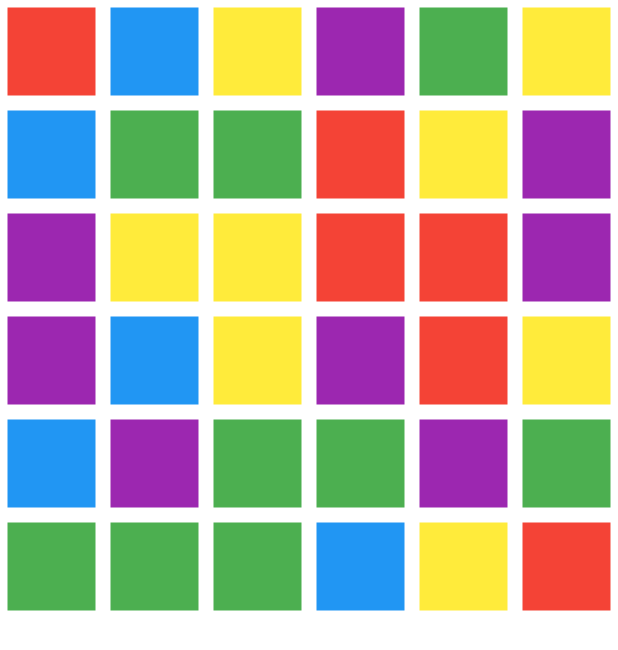
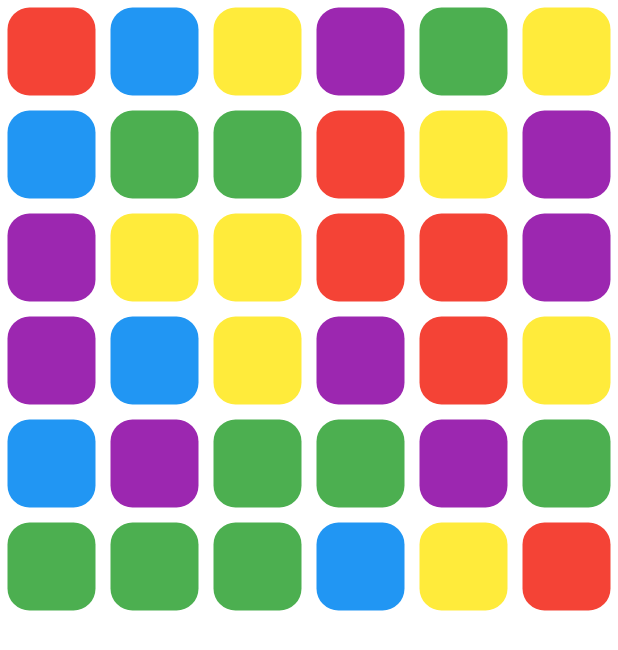
Before and after one commit to blazer82/match-three, a Flutter app: the screen it shows after launch, on a phone screen of 412 x 824 dp. Shown: the top 650 px of the screen. Run offline on Flutter 3.47's test engine with Material 2 defaults, Android fonts, the light colour scheme and no system bars.

Commit message:
Add basic animation to tile switching

```diff
--- a/lib/ui/game_board.dart
+++ b/lib/ui/game_board.dart
@@ -1,5 +1,6 @@
 import 'dart:math';
 
+import 'package:collection/collection.dart';
 import 'package:flutter/material.dart';
 
 const rows = 6;
@@ -16,7 +17,7 @@ class _GameBoardState extends State<GameBoard> {
   List<int> _board = List.filled(rows * cols, 0);
   Offset _dragStart = Offset.zero;
   Offset _dragDelta = Offset.zero;
-  bool _boardInteractive = true;
+  List<int> _currentAnimation = [];
 
   @override
   void initState() {
@@ -26,27 +27,56 @@ class _GameBoardState extends State<GameBoard> {
     _board = _board.map((_) => randGen.nextInt(5)).toList(growable: false);
   }
 
-  Widget _mapRow({required int row}) {
+  Widget _mapBoardToTiles(int index, int color) {
     const padding = 5.0;
     final size = (MediaQuery.of(context).size.width / cols) - (2 * padding);
+    final position = _getLocalPositionFromTileIndex(index);
 
-    return Row(
-      children: _board
-          .getRange(row * cols, row * cols + cols)
-          .map((item) => Padding(
+    final tileElement = Padding(
       padding: const EdgeInsets.all(padding),
       child: Container(
-                  color: _mapColor(index: item),
+        decoration: BoxDecoration(
+          color: _mapColor(color),
+          borderRadius: BorderRadius.circular(size / 4),
+        ),
         height: size,
         width: size,
       ),
-              ))
-          .toList(growable: false),
+    );
+
+    if (_currentAnimation.contains(index)) {
+      final otherIndex =
+          _currentAnimation.firstWhere((element) => element != index);
+
+      final otherPosition = _getLocalPositionFromTileIndex(otherIndex);
+
+      return TweenAnimationBuilder(
+          tween: Tween<Offset>(begin: otherPosition, end: position),
+          duration: kThemeChangeDuration,
+          curve: Curves.bounceInOut,
+          onEnd: () {
+            setState(() {
+              _currentAnimation = [];
+            });
+          },
+          builder: (context, Offset value, _) {
+            return Positioned(
+              left: value.dx,
+              top: value.dy,
+              child: tileElement,
+            );
+          });
+    } else {
+      return Positioned(
+        left: position.dx,
+        top: position.dy,
+        child: tileElement,
       );
     }
+  }
 
-  Color _mapColor({required int index}) {
-    switch (index) {
+  Color _mapColor(int color) {
+    switch (color) {
       case 0:
         return Colors.red;
       case 1:
@@ -75,48 +105,33 @@ class _GameBoardState extends State<GameBoard> {
     });
   }
 
-  void _handleDragEnd(DragEndDetails details) async {
+  void _handleDragEnd(DragEndDetails details) {
     if (_dragDelta.distance < 10) return;
 
     final tileIndex = _getTileIndexByLocalPosition(_dragStart);
-    print('### tileIndex');
-    print(tileIndex);
-
-    setState(() {
-      _boardInteractive = false;
-    });
 
     if (_dragDelta.dx.abs() > _dragDelta.dy.abs()) {
       // horizontal
       if (_dragDelta.dx > 0) {
         // right
-        print('RIGHT');
-        await _exchangeTiles(
+        _exchangeTiles(
             tileIndex, (tileIndex + 1) % cols > 0 ? tileIndex + 1 : null);
       } else {
         // left
-        print('LEFT');
-        await _exchangeTiles(
-            tileIndex, tileIndex % cols > 0 ? tileIndex - 1 : null);
+        _exchangeTiles(tileIndex, tileIndex % cols > 0 ? tileIndex - 1 : null);
       }
     } else {
       // vertical
       if (_dragDelta.dy > 0) {
         // down
-        print('DOWN');
-        await _exchangeTiles(tileIndex,
+        _exchangeTiles(tileIndex,
             (tileIndex + cols) < _board.length ? tileIndex + cols : null);
       } else {
         // up
-        print('UP');
-        await _exchangeTiles(
+        _exchangeTiles(
             tileIndex, (tileIndex - cols) >= 0 ? tileIndex - cols : null);
       }
     }
-
-    setState(() {
-      _boardInteractive = true;
-    });
   }
 
   int _getTileIndexByLocalPosition(Offset position) {
@@ -126,27 +141,35 @@ class _GameBoardState extends State<GameBoard> {
     return row * cols + col;
   }
 
-  Future<void> _exchangeTiles(int index1, int? index2) async {
+  Offset _getLocalPositionFromTileIndex(int index) {
+    final tileSizeWithPadding = MediaQuery.of(context).size.width / cols;
+    final row = (index / cols).floor();
+    final col = index % cols;
+    return Offset(col * tileSizeWithPadding, row * tileSizeWithPadding);
+  }
+
+  void _exchangeTiles(int index1, int? index2) {
     if (index2 == null) return;
 
     final tile1 = _board[index1];
     final tile2 = _board[index2];
 
+    setState(() {
+      _currentAnimation = [index1, index2];
       _board[index1] = tile2;
       _board[index2] = tile1;
+    });
   }
 
   @override
   Widget build(BuildContext context) {
     return SafeArea(
       child: GestureDetector(
-        onPanStart: _boardInteractive ? _handleDragStart : null,
-        onPanUpdate: _boardInteractive ? _handleDragUpdate : null,
-        onPanEnd: _boardInteractive ? _handleDragEnd : null,
-        child: Column(
-          children: List.generate(rows, (index) => index)
-              .map((index) => _mapRow(row: index))
-              .toList(growable: false),
+        onPanStart: _handleDragStart,
+        onPanUpdate: _handleDragUpdate,
+        onPanEnd: _handleDragEnd,
+        child: Stack(
+          children: _board.mapIndexed(_mapBoardToTiles).toList(growable: false),
         ),
       ),
     );
```
Lines whose indentation alone changed are shown as unchanged.
